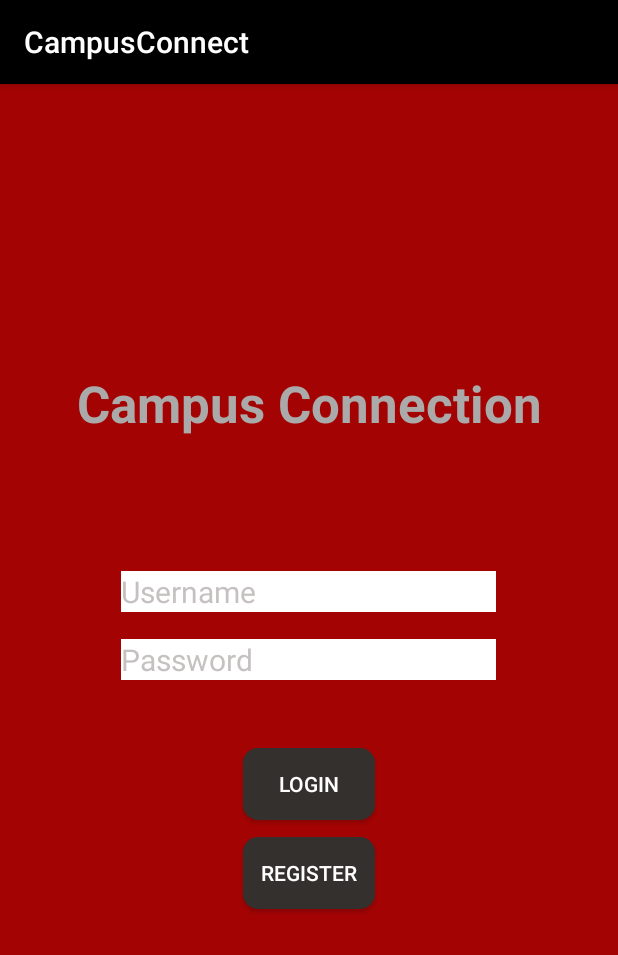
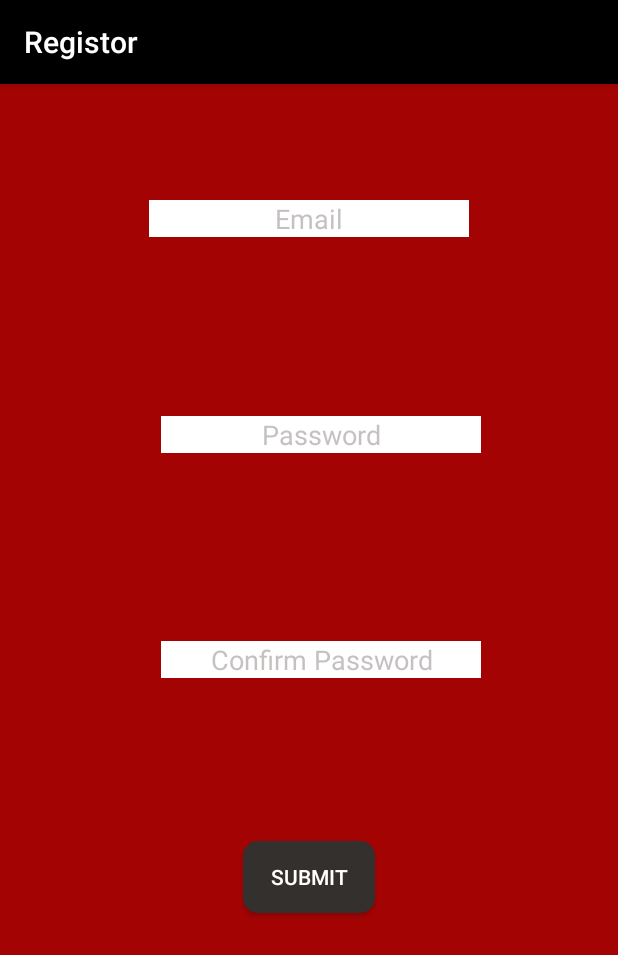
Before and after one commit to dthompson8074/CampusConnection, an Android app: the screen it shows after launch (LoginActivity before the commit, RegistorActivity after it), after a tap on "REGISTER", on a phone screen of 412 x 824 dp. Shown: the top 955 px of the screen. Run offline under Robolectric (Android 15) with nearby library versions, the phone set to English and light mode, and no system bars.

Commit message:
Update prototype, Integrated Amar layout to the app. \nRegistor page now is linked to Profile Page.\nLogin is linked to the Registor page.

```diff
--- a/CampusConnection/app/src/main/java/com/codingcrew/campusconnection/LoginActivity.java
+++ b/CampusConnection/app/src/main/java/com/codingcrew/campusconnection/LoginActivity.java
@@ -90,6 +90,9 @@ public class LoginActivity extends AppCompatActivity {
 
                 Toast toast = Toast.makeText(getApplicationContext(), "Thank you for using our services", Toast.LENGTH_LONG);
                 toast.show();
+                Intent i = RegistorActivity.newIntentRegistor(LoginActivity.this);
+                startActivity(i);
+
             }
         });
     }
--- /dev/null
+++ b/CampusConnection/app/src/main/java/com/codingcrew/campusconnection/RegistorActivity.java
@@ -0,0 +1,103 @@
+package com.codingcrew.campusconnection;
+
+import android.content.Context;
+import android.content.Intent;
+import android.os.Bundle;
+import android.support.v7.app.AppCompatActivity;
+import android.text.Editable;
+import android.text.TextWatcher;
+import android.view.View;
+import android.widget.Button;
+import android.widget.EditText;
+import android.widget.Toast;
+
+/**
+ * Created by Saul on 10/14/2016.
+ */
+
+public class RegistorActivity extends AppCompatActivity {
+
+    Button mButtonSend;
+    EditText mEmail, mPassword, mCPassword;
+    User mUser = new User();
+
+    public static Intent newIntentRegistor(Context packageContext) {
+        Intent i = new Intent(packageContext, RegistorActivity.class);
+        return i;
+    }
+
+    protected void onCreate(Bundle savedInstanceState) {
+        super.onCreate(savedInstanceState);
+        setContentView(R.layout.activity_register);
+
+        mCPassword = (EditText) findViewById(R.id.confirmPassword);
+        mPassword = (EditText) findViewById(R.id.registorPassword);
+        mEmail = (EditText) findViewById(R.id.registorEmail);
+
+
+        mEmail.addTextChangedListener(new TextWatcher() {
+            @Override
+            public void beforeTextChanged(CharSequence s, int start, int count, int after) {
+
+            }
+
+            @Override
+            public void onTextChanged(CharSequence s, int start, int before, int count) {
+                mUser.setUsername(s.toString());
+
+            }
+
+            @Override
+            public void afterTextChanged(Editable s) {
+
+            }
+        });
+
+        mPassword.addTextChangedListener(new TextWatcher() {
+            @Override
+            public void beforeTextChanged(CharSequence s, int start, int count, int after) {
+
+            }
+
+            @Override
+            public void onTextChanged(CharSequence s, int start, int before, int count) {
+                mUser.setPassword(s.toString());
+
+            }
+
+            @Override
+            public void afterTextChanged(Editable s) {
+
+            }
+        });
+        mButtonSend = (Button) findViewById(R.id.buttonSend);
+
+        mCPassword.addTextChangedListener(new TextWatcher() {
+            @Override
+            public void beforeTextChanged(CharSequence s, int start, int count, int after) {
+
+            }
+
+            @Override
+            public void onTextChanged(CharSequence s, int start, int before, int count) {
+                ;
+
+            }
+
+            @Override
+            public void afterTextChanged(Editable s) {
+
+            }
+        });
+
+        mButtonSend.setOnClickListener(new View.OnClickListener() {
+            public void onClick(View v) {
+                Toast toast = Toast.makeText(getApplicationContext(), mUser.getUsername() + " " + mUser.getPassword(), Toast.LENGTH_LONG);
+                toast.show();
+                String name = mUser.getUsername();
+                Intent i = ProfileActivity.newIntent(RegistorActivity.this, name);
+                startActivity(i);
+            }
+        });
+    }
+}
--- /dev/null
+++ b/CampusConnection/app/src/main/res/layout-large/activity_register.xml
@@ -0,0 +1,71 @@
+<?xml version="1.0" encoding="utf-8"?>
+<RelativeLayout
+    xmlns:android="http://schemas.android.com/apk/res/android"
+    xmlns:tools="http://schemas.android.com/tools"
+    android:orientation="vertical"
+    android:layout_width="match_parent"
+    android:layout_height="match_parent"
+    android:background="@color/maroon"
+    tools:context="com.codingcrew.campusconnection.RegistorActivity"
+
+    android:id="@+id/activity_registor">
+
+    <EditText
+        android:hint="@string/TTU_Email"
+        android:gravity="center_horizontal"
+        android:textColorHint="#979e9797"
+        android:layout_width="wrap_content"
+        android:layout_height="wrap_content"
+        android:inputType="textEmailAddress"
+        android:ems="10"
+        android:id="@+id/registorEmail"
+        android:background="#FFFFFFFF"
+        android:layout_marginBottom="119dp"
+        android:layout_above="@+id/registorPassword"
+        android:layout_centerHorizontal="true"
+        android:textColor="@android:color/black"/>
+
+    <Button
+        android:text="@string/Submit"
+        android:layout_width="wrap_content"
+        android:layout_height="wrap_content"
+        android:id="@+id/buttonSend"
+        android:background="@drawable/button"
+        android:layout_marginBottom="215dp"
+        android:layout_alignParentBottom="true"
+        android:layout_centerHorizontal="true"/>
+
+    <EditText
+        android:hint="@string/Confirm_Password"
+        android:textColorHint="#979e9797"
+        android:gravity="center_horizontal"
+        android:layout_width="wrap_content"
+        android:layout_height="wrap_content"
+        android:inputType="numberPassword"
+        android:ems="10"
+        android:id="@+id/confirmPassword"
+        android:background="#FFFFFFFF"
+        android:layout_centerVertical="true"
+        android:layout_alignLeft="@+id/registorPassword"
+        android:layout_alignStart="@+id/registorPassword"
+        android:textColor="@android:color/black"/>
+
+    <EditText
+        android:hint="@string/Password"
+        android:textColorHint="#979e9797"
+        android:gravity="center_horizontal"
+        android:layout_width="wrap_content"
+        android:layout_height="wrap_content"
+        android:inputType="numberPassword"
+        android:ems="10"
+        android:id="@+id/registorPassword"
+        android:background="#FFFFFFFF"
+        android:layout_marginBottom="125dp"
+        android:textColor="@android:color/black"
+        android:layout_above="@+id/confirmPassword"
+        android:layout_alignLeft="@+id/registorEmail"
+        android:layout_alignStart="@+id/registorEmail"
+        android:layout_marginLeft="8dp"
+        android:layout_marginStart="8dp"/>
+
+</RelativeLayout>
--- /dev/null
+++ b/CampusConnection/app/src/main/res/layout/activity_register.xml
@@ -0,0 +1,71 @@
+<?xml version="1.0" encoding="utf-8"?>
+<RelativeLayout
+    xmlns:android="http://schemas.android.com/apk/res/android"
+    xmlns:tools="http://schemas.android.com/tools"
+    android:orientation="vertical"
+    android:layout_width="match_parent"
+    android:layout_height="match_parent"
+    android:background="@color/maroon"
+    tools:context="com.codingcrew.campusconnection.RegistorActivity"
+
+    android:id="@+id/activity_registor">
+
+    <EditText
+        android:hint="@string/TTU_Email"
+        android:gravity="center_horizontal"
+        android:textColorHint="#979e9797"
+        android:layout_width="wrap_content"
+        android:layout_height="wrap_content"
+        android:inputType="textEmailAddress"
+        android:ems="10"
+        android:id="@+id/registorEmail"
+        android:background="#FFFFFFFF"
+        android:layout_marginBottom="119dp"
+        android:layout_above="@+id/registorPassword"
+        android:layout_centerHorizontal="true"
+        android:textColor="@android:color/black"/>
+
+    <Button
+        android:text="@string/Submit"
+        android:layout_width="wrap_content"
+        android:layout_height="wrap_content"
+        android:id="@+id/buttonSend"
+        android:background="@drawable/button"
+        android:layout_marginBottom="215dp"
+        android:layout_alignParentBottom="true"
+        android:layout_centerHorizontal="true"/>
+
+    <EditText
+        android:hint="@string/Confirm_Password"
+        android:textColorHint="#979e9797"
+        android:gravity="center_horizontal"
+        android:layout_width="wrap_content"
+        android:layout_height="wrap_content"
+        android:inputType="numberPassword"
+        android:ems="10"
+        android:id="@+id/confirmPassword"
+        android:background="#FFFFFFFF"
+        android:layout_centerVertical="true"
+        android:layout_alignLeft="@+id/registorPassword"
+        android:layout_alignStart="@+id/registorPassword"
+        android:textColor="@android:color/black"/>
+
+    <EditText
+        android:hint="@string/Password"
+        android:textColorHint="#979e9797"
+        android:gravity="center_horizontal"
+        android:layout_width="wrap_content"
+        android:layout_height="wrap_content"
+        android:inputType="numberPassword"
+        android:ems="10"
+        android:id="@+id/registorPassword"
+        android:background="#FFFFFFFF"
+        android:layout_marginBottom="125dp"
+        android:textColor="@android:color/black"
+        android:layout_above="@+id/confirmPassword"
+        android:layout_alignLeft="@+id/registorEmail"
+        android:layout_alignStart="@+id/registorEmail"
+        android:layout_marginLeft="8dp"
+        android:layout_marginStart="8dp"/>
+
+</RelativeLayout>
--- a/CampusConnection/app/src/main/res/values/strings.xml
+++ b/CampusConnection/app/src/main/res/values/strings.xml
@@ -3,4 +3,9 @@
     <string name="campus_connection">Campus Connection</string>
     <string name="ProfileActivityTitle">Profile Activity</string>
     <string name="title_newStudyEvent_activity">StudyEvent</string>
+    <string name="Confirm_Password">Confirm Password</string>
+    <string name="Submit">Submit</string>
+    <string name="TTU_Email">Email</string>
+    <string name="Password">Password</string>
+    <string name="title_Registor_Activity">Registor</string>
 </resources>
```
Also changed, not shown: CampusConnection/app/src/main/AndroidManifest.xml (+6 -2 lines), CampusConnection/app/src/main/res/layout-large/activity_login.xml (added, +82 -0 lines), CampusConnection/app/src/main/res/layout-large/activity_new_study_event.xml (added, +194 -0 lines), CampusConnection/app/src/main/res/layout-large/activity_profile.xml (added, +94 -0 lines), CampusConnection/app/src/main/res/layout-large/tab_fragment_1.xml (added, +15 -0 lines), CampusConnection/app/src/main/res/layout-large/tab_fragment_2.xml (added, +15 -0 lines), CampusConnection/app/src/main/res/layout-large/tab_fragment_3.xml (added, +15 -0 lines).
